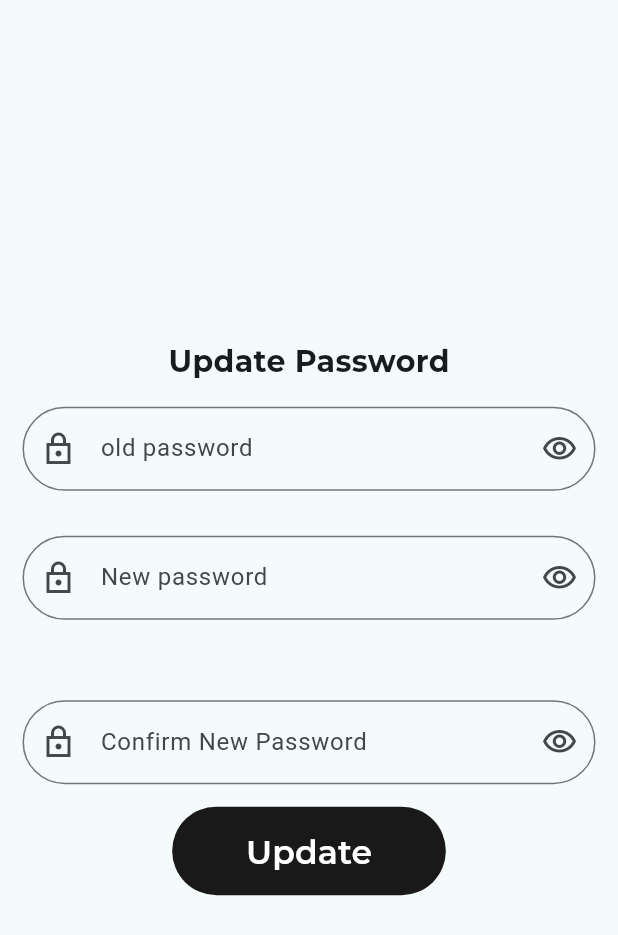
After one commit to YoussefElShorbagy21/trucker, a Flutter app: the UpdatePassword screen opened directly, on a phone screen of 412 x 824 dp. The commit adds this screen. Shown: the top 935 px of the screen. Run offline on Flutter 3.47's test engine with Material 2 defaults, Android fonts, the phone set to English and light mode, and no system bars; our stand-ins replace animated_splash_screen, awesome_snackbar_content, bloc, dio, flutter_bloc, flutter_conditional_rendering and 9 more; missing offline and left inert: bottom_bar, favorite_button; accounts and stored records are empty; network calls fail.

Commit message:
update code

```diff
--- a/lib/modules/customer/screens/Login Screen/loginScreen.dart
+++ b/lib/modules/customer/screens/Login Screen/loginScreen.dart
@@ -1,6 +1,7 @@
 import 'package:flutter/material.dart';
 import 'package:login/modules/customer/screens/Login%20Screen/forgot_password.dart';
 import 'package:login/shared/resources/app_localizations.dart';
+import '../../../../layout/homeLayout/cubit/cubit.dart';
 import '../../../../layout/homeLayout/homelayout.dart';
 import '../../../../shared/components/constants.dart';
 import '../../../../shared/network/local/cache_helper.dart';
@@ -43,6 +44,7 @@ class LoginScreen extends StatelessWidget {
             ).then((value) =>
             {
               navigateFish(context, const HomeLayout()),
+              HomeCubit.get(context).getUserData(),
             }
             );
             final snackBar = SnackBar(
--- a/lib/modules/customer/screens/Sign Up Screen/cubit/register_state.dart
+++ b/lib/modules/customer/screens/Sign Up Screen/cubit/register_state.dart
@@ -17,3 +17,7 @@ class RegisterErrorState extends RegisterState {
 }
 
 class RegisterChangePasswordVisibilityState extends RegisterState {}
+
+class LoadingUpdatePassword extends RegisterState {}
+class SuccessUpdatePassword extends RegisterState {}
+class ErrorUpdatePassword extends RegisterState {}
--- a/lib/modules/customer/screens/Sign Up Screen/register_screen.dart
+++ b/lib/modules/customer/screens/Sign Up Screen/register_screen.dart
@@ -2,6 +2,7 @@ import 'package:flutter/material.dart';
 import 'package:login/modules/customer/screens/Sign%20Up%20Screen/verfiy_screen.dart';
 import 'package:login/shared/components/constants.dart';
 import 'package:login/shared/resources/app_localizations.dart';
+import '../../../../layout/homeLayout/cubit/cubit.dart';
 import '../../../../shared/network/local/cache_helper.dart';
 import '../../../../shared/resources/color_manager.dart';
 import '../../../../shared/resources/font_manager.dart';
@@ -32,6 +33,7 @@ class RegisterScreenScreen extends StatelessWidget {
         listener: (context,state) {
           if(state is RegisterSuccessState)
           {
+
             if(state.model.status == "success")
             {
               CacheHelper.saveData(key: 'TokenId', value: state.model.token);
@@ -40,7 +42,7 @@ class RegisterScreenScreen extends StatelessWidget {
               CacheHelper.saveData(key: 'ID', value: state.model.userSignupModel.id);
               print('RegisterSuccessState $uid');
               Navigator.push(context, MaterialPageRoute(builder: (context)=> VerifyScreen(state.model.token)));
-
+              HomeCubit.get(context).getUserData();
             }
             else{
               print('error');
--- /dev/null
+++ b/lib/modules/customer/screens/profile/update_password/updatePassword.dart
@@ -0,0 +1,181 @@
+import 'package:flutter/material.dart';
+import 'package:flutter_bloc/flutter_bloc.dart';
+import 'package:flutter_conditional_rendering/flutter_conditional_rendering.dart';
+import 'package:login/modules/customer/screens/Sign%20Up%20Screen/cubit/register_state.dart';
+import 'package:login/modules/customer/screens/Sign%20Up%20Screen/register_screen.dart';
+import 'package:login/shared/resources/app_localizations.dart';
+
+import '../../../../../shared/resources/color_manager.dart';
+import '../../../../../shared/resources/font_manager.dart';
+import '../../Login Screen/loginScreen.dart';
+import '../../Sign Up Screen/cubit/register_cubit.dart';
+
+
+class UpdatePassword extends StatelessWidget {
+   UpdatePassword({Key? key}) : super(key: key);
+   final GlobalKey<FormState> formKey = GlobalKey<FormState>();
+   var oldPasswordController = TextEditingController();
+   var passwordController = TextEditingController();
+   var confirmPasswordController = TextEditingController();
+  @override
+  Widget build(BuildContext context) {
+    return BlocProvider(
+      create: (context) => RegisterCubit(),
+      child: BlocConsumer<RegisterCubit, RegisterState>(
+        listener: (context, state) {},
+        builder: (context, state) {
+          return Scaffold(
+            body: Form(
+              key: formKey,
+              child: Column(
+                mainAxisAlignment: MainAxisAlignment.center,
+                children: [
+                  const Text('Update Password',
+                    style:  TextStyle(
+                      fontWeight: FontWeight.bold,
+                      fontSize: 20,
+                      fontFamily: 'Montserrat',
+                    ),
+                  ),
+                  Padding(
+                    padding: const EdgeInsets.all(15.0),
+                    child: TextFormField(
+                      obscureText: RegisterCubit.get(context).isPasswordShown,
+                      decoration: InputDecoration(
+                          labelText: 'old password',
+                          prefixIcon: const Icon(Icons.lock_outline_sharp),
+                          suffixIcon: IconButton(
+                            onPressed: (){
+                              RegisterCubit.get(context).changePasswordVisibility() ;
+                            } ,
+                            icon: Icon(RegisterCubit.get(context).suffix),
+                          ),
+                          border: OutlineInputBorder(
+                            borderRadius: BorderRadius.circular(35.0),
+                          )
+                      ),
+                      controller: oldPasswordController,
+                      keyboardType: TextInputType.visiblePassword,
+                      textInputAction: TextInputAction.next,
+                      validator: (value) {
+                        if(value!.isEmpty || value.isValidPassword())
+                        {
+                          return "register_password_error".tr(context);
+                        }
+                        else if(value.length < 8)
+                        {
+                          return "invalid_password".tr(context);
+                        }
+                        return null;
+                      },
+                    ),
+                  ),
+                  Padding(
+                    padding: const EdgeInsets.all(15.0),
+                    child: TextFormField(
+                      obscureText: RegisterCubit.get(context).isPasswordShown,
+                      decoration: InputDecoration(
+                          labelText: 'New password',
+                          prefixIcon: const Icon(Icons.lock_outline_sharp),
+                          suffixIcon: IconButton(
+                            onPressed: (){
+                              RegisterCubit.get(context).changePasswordVisibility() ;
+                            } ,
+                            icon: Icon(RegisterCubit.get(context).suffix),
+                          ),
+                          border: OutlineInputBorder(
+                            borderRadius: BorderRadius.circular(35.0),
+                          )
+                      ),
+                      controller: passwordController,
+                      keyboardType: TextInputType.visiblePassword,
+                      textInputAction: TextInputAction.next,
+                      validator: (value) {
+                        if(value!.isEmpty || value.isValidPassword())
+                        {
+                          return "register_password_error".tr(context);
+                        }
+                        else if(value.length < 8)
+                        {
+                          return "invalid_password".tr(context);
+                        }
+                        return null;
+                      },
+                    ),
+                  ),
+                  SizedBox(
+                    height: MediaQuery.of(context).size.height/35,
+                  ),
+                  Padding(
+                    padding: const EdgeInsets.all(15.0),
+                    child: TextFormField(
+                      obscureText: RegisterCubit.get(context).isPasswordShown,
+                      decoration: InputDecoration(
+                          labelText: 'Confirm New Password',
+                          prefixIcon: const Icon(Icons.lock_outline_sharp),
+                          suffixIcon: IconButton(
+                            onPressed: (){
+                              RegisterCubit.get(context).changePasswordVisibility() ;
+                            } ,
+                            icon: Icon(RegisterCubit.get(context).suffix),
+                          ),
+                          border: OutlineInputBorder(
+                            borderRadius: BorderRadius.circular(35.0),
+                          )
+                      ),
+                      controller: confirmPasswordController,
+                      textInputAction: TextInputAction.done,
+                      keyboardType: TextInputType.visiblePassword,
+                      validator: (value) {
+                        return value != passwordController.text || value!.isEmpty? 'register_conPassword_error'.tr(context) : null;
+                      },
+                    ),
+                  ),
+                  Conditional.single(
+                      context: context ,
+                      conditionBuilder: (BuildContext  context) => state is! LoadingUpdatePassword,
+                      widgetBuilder: (context){
+                        return  Container(
+                          width: MediaQuery.of(context).size.width / 2,
+                          padding: EdgeInsets.symmetric(
+                            horizontal: MediaQuery.of(context).size.width/35,
+                          ),
+                          child: TextButton(
+                            onPressed:(){
+                              if(formKey.currentState!.validate()) {
+                                RegisterCubit.get(context).updatePassword(
+                                    oldPassword: oldPasswordController.text,
+                                    newPassword: passwordController.text,
+                                    newPasswordConfirm: confirmPasswordController.text,
+                                    context: context);
+                                }
+                              },
+                            style: TextButton.styleFrom(
+                              shape: const StadiumBorder(),
+                              backgroundColor: ColorManager.black,
+                              padding: const EdgeInsets.symmetric(vertical: 14),
+                            ),
+                            child:  Text("Update",
+                              style: TextStyle(
+                                color: ColorManager.white,
+                                fontFamily: FontConstants.fontFamily,
+                                fontSize: FontSize.s22,
+                                fontWeight: FontWeightManager.semiBold,
+                              ),
+                            ),
+                          ),
+                        );
+                      },
+                      fallbackBuilder: (context) {
+                        return const Center(child: CircularProgressIndicator()) ;
+                      }
+                  ),
+                ],
+              ),
+            ),
+          );
+        },
+      ),
+    );
+  }
+}
```
Also changed, not shown: lib/layout/homeLayout/cubit/cubit.dart (+1 -19 lines), lib/modules/customer/screens/Sign Up Screen/cubit/register_cubit.dart (+26 -0 lines), lib/modules/customer/screens/profile/setting_widget/setting_widget.dart (+8 -8 lines).
